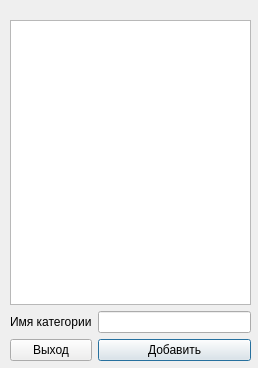
Qt form src/UI/categ.ui (player7004/Crawler) before a commit.
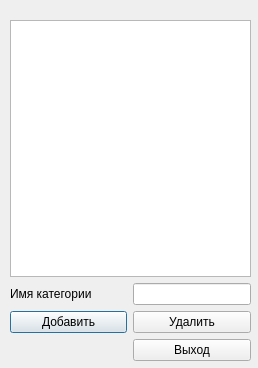
The same form after that commit.

Commit message: Обновлен интерфейс главного окна.

```diff
--- a/src/UI/categ.ui
+++ b/src/UI/categ.ui
@@ -23,33 +23,53 @@
     </rect>
    </property>
    <layout class="QGridLayout" name="gridLayout">
-    <item row="7" column="1">
-     <widget class="QPushButton" name="bt_add">
-      <property name="text">
-       <string>Добавить</string>
-      </property>
-     </widget>
-    </item>
-    <item row="6" column="0">
-     <widget class="QLabel" name="label">
-      <property name="text">
-       <string>Имя категории</string>
-      </property>
-     </widget>
-    </item>
     <item row="6" column="1">
      <widget class="QLineEdit" name="line_categ_name"/>
     </item>
     <item row="1" column="0" rowspan="5" colspan="2">
      <widget class="QTableView" name="table_categ"/>
     </item>
+    <item row="6" column="0">
+     <widget class="QLabel" name="label">
+      <property name="text">
+       <string>Имя категории</string>
+      </property>
+     </widget>
+    </item>
     <item row="7" column="0">
+     <widget class="QPushButton" name="bt_add">
+      <property name="text">
+       <string>Добавить</string>
+      </property>
+     </widget>
+    </item>
+    <item row="7" column="1">
+     <widget class="QPushButton" name="bt_del">
+      <property name="text">
+       <string>Удалить</string>
+      </property>
+     </widget>
+    </item>
+    <item row="9" column="1">
      <widget class="QPushButton" name="bt_exit">
       <property name="text">
        <string>Выход</string>
       </property>
      </widget>
     </item>
+    <item row="9" column="0">
+     <spacer name="horizontalSpacer">
+      <property name="orientation">
+       <enum>Qt::Horizontal</enum>
+      </property>
+      <property name="sizeHint" stdset="0">
+       <size>
+        <width>40</width>
+        <height>20</height>
+       </size>
+      </property>
+     </spacer>
+    </item>
    </layout>
   </widget>
  </widget>
```
The commit also changes 3 other files.
